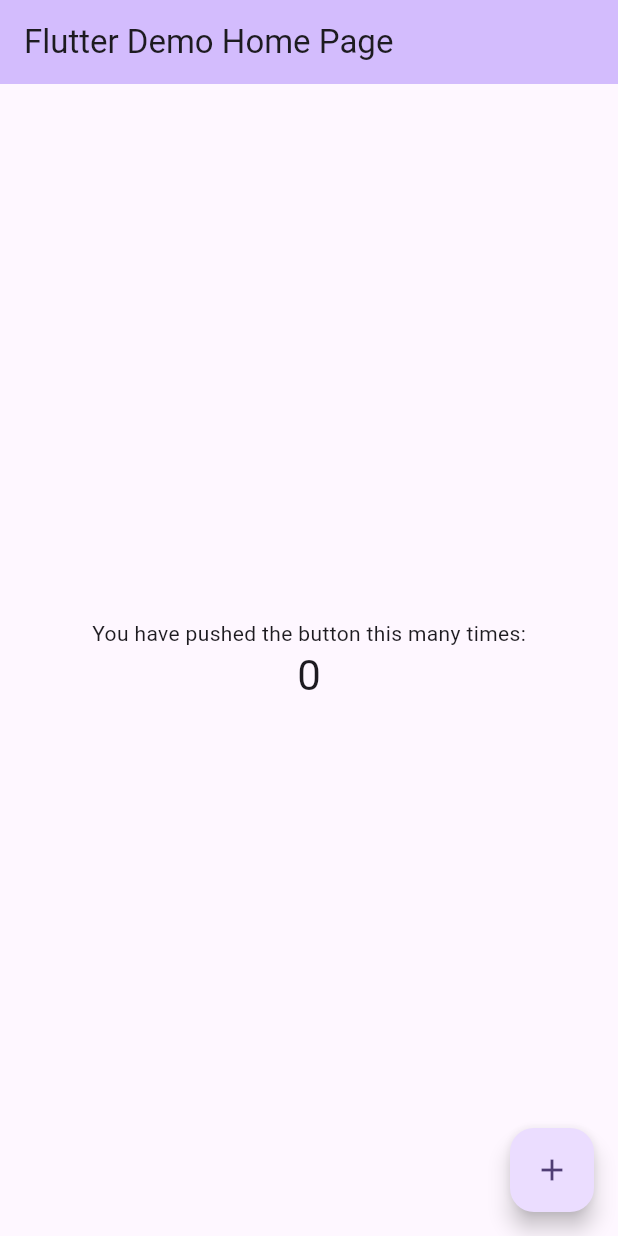
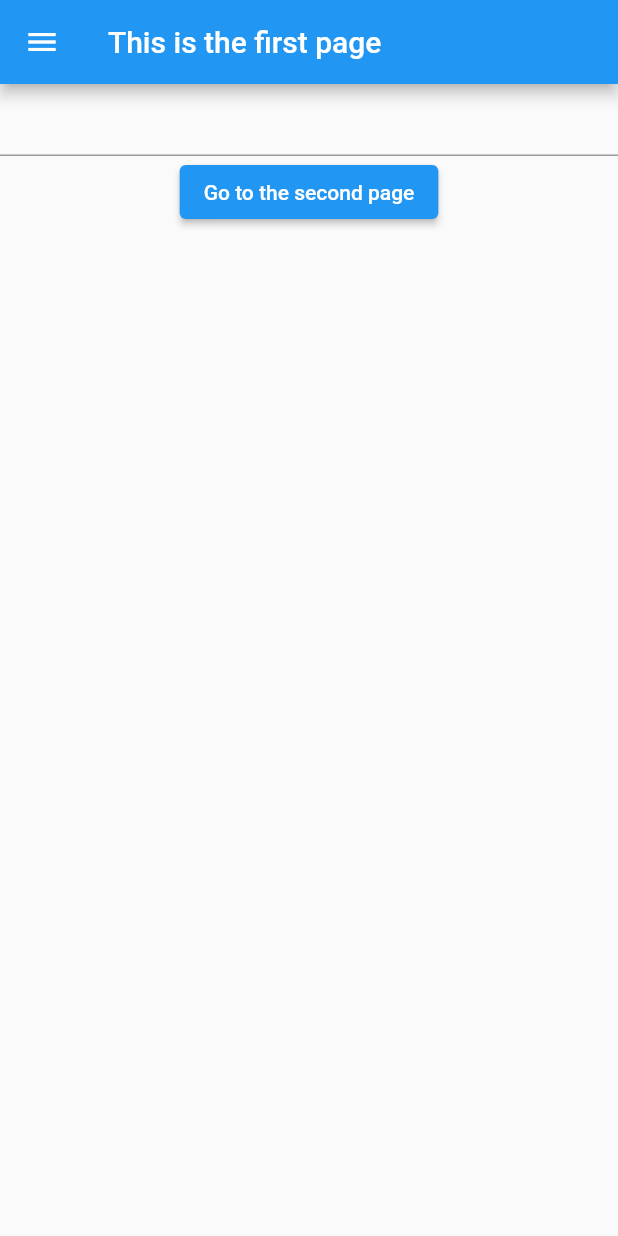
Before and after one commit to Kapitanzxc/CMSC-23-Project, a Flutter app: the screen it shows after launch, on a phone screen of 412 x 824 dp. Run offline on Flutter 3.47's test engine with Material 2 defaults, Android fonts, the phone set to English and light mode, and no system bars.

Commit message:
Added working slambook file and added routes

```diff
--- /dev/null
+++ b/lib/homepage.dart
@@ -0,0 +1,51 @@
+import 'package:flutter/material.dart';
+
+class HomePage extends StatefulWidget {
+  const HomePage({super.key});
+
+  @override
+  State<HomePage> createState() => _HomePageState();
+}
+
+class _HomePageState extends State<HomePage> {
+  TextEditingController controller = TextEditingController();
+  @override
+  Widget build(BuildContext context) {
+    return Scaffold(
+        drawer: drawer(),
+        appBar: AppBar(title: Text("This is the first page")),
+        body: Column(
+          children: [
+            TextField(
+              controller: controller,
+            ),
+            ElevatedButton(
+                onPressed: () {
+                  final result = Navigator.pushNamed(context, "/slambookpage");
+                },
+                child: Text("Go to the second page")),
+          ],
+        ));
+  }
+
+  Widget drawer() {
+    return Drawer(
+      child: ListView(
+        children: [
+          DrawerHeader(child: Text("Menu, Routes, and Navigation")),
+          ListTile(
+              title: Text("First Page"),
+              onTap: () {
+                Navigator.pushNamed(context, "/homepage");
+              }),
+          ListTile(
+              title: Text("Second Page"),
+              onTap: () {
+                Navigator.pop(context);
+                Navigator.pushNamed(context, "/slambookpage");
+              })
+        ],
+      ),
+    );
+  }
+}
--- a/lib/main.dart
+++ b/lib/main.dart
@@ -1,125 +1,29 @@
+import 'package:exer5_navigation_app/homepage.dart';
+import 'package:exer5_navigation_app/slambook.dart';
 import 'package:flutter/material.dart';
 
 void main() {
-  runApp(const MyApp());
+  runApp(const SplashScreen());
 }
 
-class MyApp extends StatelessWidget {
-  const MyApp({super.key});
+class SplashScreen extends StatelessWidget {
+  const SplashScreen({super.key});
 
-  // This widget is the root of your application.
   @override
   Widget build(BuildContext context) {
     return MaterialApp(
-      title: 'Flutter Demo',
-      theme: ThemeData(
-        // This is the theme of your application.
-        //
-        // TRY THIS: Try running your application with "flutter run". You'll see
-        // the application has a blue toolbar. Then, without quitting the app,
-        // try changing the seedColor in the colorScheme below to Colors.green
-        // and then invoke "hot reload" (save your changes or press the "hot
-        // reload" button in a Flutter-supported IDE, or press "r" if you used
-        // the command line to start the app).
-        //
-        // Notice that the counter didn't reset back to zero; the application
-        // state is not lost during the reload. To reset the state, use hot
-        // restart instead.
-        //
-        // This works for code too, not just values: Most code changes can be
-        // tested with just a hot reload.
-        colorScheme: ColorScheme.fromSeed(seedColor: Colors.deepPurple),
-        useMaterial3: true,
-      ),
-      home: const MyHomePage(title: 'Flutter Demo Home Page'),
+      initialRoute: "/homepage",
+      onGenerateRoute: (settings) {
+        if (settings.name == "/homepage") {
+          return MaterialPageRoute(builder: (context) => const HomePage());
+        }
+
+        if (settings.name == "/slambookpage") {
+          return MaterialPageRoute(builder: (context) => const SlamBook());
+        }
+
+        return null;
+      },
     );
   }
 }
-
-class MyHomePage extends StatefulWidget {
-  const MyHomePage({super.key, required this.title});
-
-  // This widget is the home page of your application. It is stateful, meaning
-  // that it has a State object (defined below) that contains fields that affect
-  // how it looks.
-
-  // This class is the configuration for the state. It holds the values (in this
-  // case the title) provided by the parent (in this case the App widget) and
-  // used by the build method of the State. Fields in a Widget subclass are
-  // always marked "final".
-
-  final String title;
-
-  @override
-  State<MyHomePage> createState() => _MyHomePageState();
-}
-
-class _MyHomePageState extends State<MyHomePage> {
-  int _counter = 0;
-
-  void _incrementCounter() {
-    setState(() {
-      // This call to setState tells the Flutter framework that something has
-      // changed in this State, which causes it to rerun the build method below
-      // so that the display can reflect the updated values. If we changed
-      // _counter without calling setState(), then the build method would not be
-      // called again, and so nothing would appear to happen.
-      _counter++;
-    });
-  }
-
-  @override
-  Widget build(BuildContext context) {
-    // This method is rerun every time setState is called, for instance as done
-    // by the _incrementCounter method above.
-    //
-    // The Flutter framework has been optimized to make rerunning build methods
-    // fast, so that you can just rebuild anything that needs updating rather
-    // than having to individually change instances of widgets.
-    return Scaffold(
-      appBar: AppBar(
-        // TRY THIS: Try changing the color here to a specific color (to
-        // Colors.amber, perhaps?) and trigger a hot reload to see the AppBar
-        // change color while the other colors stay the same.
-        backgroundColor: Theme.of(context).colorScheme.inversePrimary,
-        // Here we take the value from the MyHomePage object that was created by
-        // the App.build method, and use it to set our appbar title.
-        title: Text(widget.title),
-      ),
-      body: Center(
-        // Center is a layout widget. It takes a single child and positions it
-        // in the middle of the parent.
-        child: Column(
-          // Column is also a layout widget. It takes a list of children and
-          // arranges them vertically. By default, it sizes itself to fit its
-          // children horizontally, and tries to be as tall as its parent.
-          //
-          // Column has various properties to control how it sizes itself and
-          // how it positions its children. Here we use mainAxisAlignment to
-          // center the children vertically; the main axis here is the vertical
-          // axis because Columns are vertical (the cross axis would be
-          // horizontal).
-          //
-          // TRY THIS: Invoke "debug painting" (choose the "Toggle Debug Paint"
-          // action in the IDE, or press "p" in the console), to see the
-          // wireframe for each widget.
-          mainAxisAlignment: MainAxisAlignment.center,
-          children: <Widget>[
-            const Text(
-              'You have pushed the button this many times:',
-            ),
-            Text(
-              '$_counter',
-              style: Theme.of(context).textTheme.headlineMedium,
-            ),
-          ],
-        ),
-      ),
-      floatingActionButton: FloatingActionButton(
-        onPressed: _incrementCounter,
-        tooltip: 'Increment',
-        child: const Icon(Icons.add),
-      ), // This trailing comma makes auto-formatting nicer for build methods.
-    );
-  }
-}
```
Also changed, not shown: lib/slambook.dart (added, +411 -0 lines), 1 other file.
